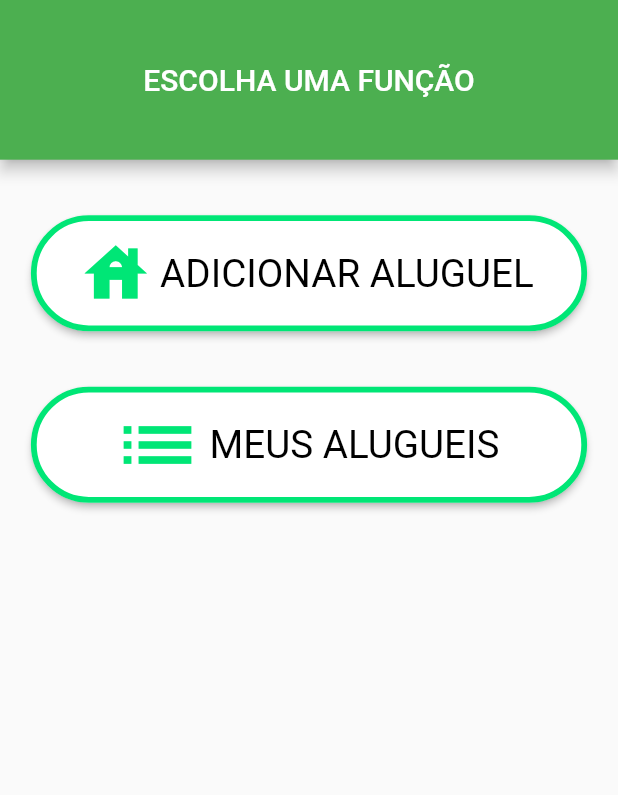
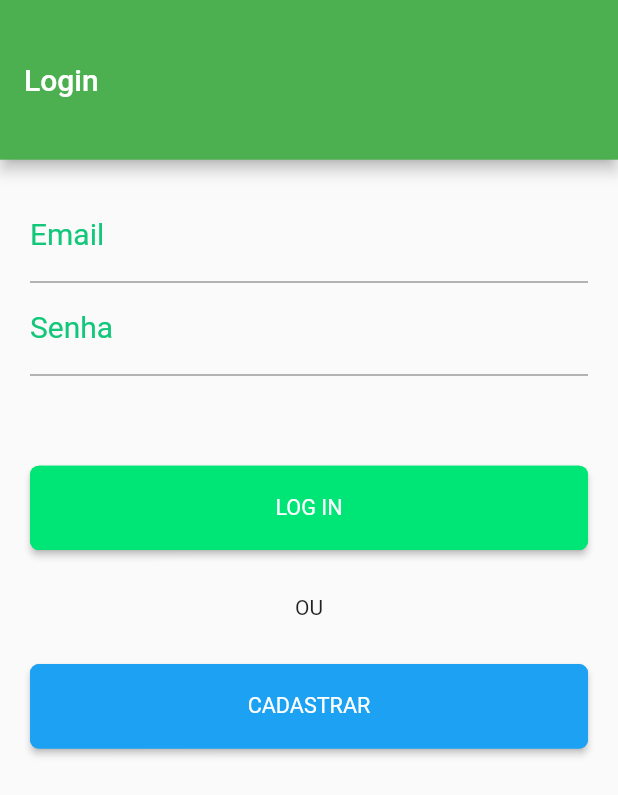
Before and after one commit to FelipeDourado0/Aluga, a Flutter app: the screen it shows after launch, on a phone screen of 412 x 824 dp. Shown: the top 795 px of the screen. Run offline on Flutter 3.47's test engine with Material 2 defaults, Android fonts, the light colour scheme and no system bars.

Commit message:
Pagina Login

```diff
--- a/lib/main.dart
+++ b/lib/main.dart
@@ -1,3 +1,4 @@
+import 'package:aluga/pages/login_page.dart';
 import 'package:flutter/material.dart';
 import 'package:aluga/pages/home.dart';
 
@@ -29,8 +30,7 @@ class MyApp extends StatelessWidget {
       title: 'Controle de Alugueis', //título da aplicação
       debugShowCheckedModeBanner: false, //Tira a Barrinha de debug da tela
       theme: ThemeData(primarySwatch: Colors.green), //Altera a cor principal
-      home:
-          const MyStatefulWidget(title: 'ESCOLHA UMA FUNÇÃO'), //título da tela
+      home: loginPage(),//título da tela
     );
   }
 }
--- /dev/null
+++ b/lib/pages/login_page.dart
@@ -0,0 +1,126 @@
+import 'package:aluga/pages/home.dart';
+import 'package:flutter/cupertino.dart';
+import 'package:flutter/material.dart';
+
+class loginPage extends StatelessWidget {
+  //const Pag3({Key? key}) : super(key: key);
+  final TextEditingController _controladorLocal = TextEditingController();
+  final TextEditingController _controladorCep = TextEditingController();
+  final TextEditingController _controladorUf = TextEditingController();
+  final TextEditingController _controladorLogradouro = TextEditingController();
+  final TextEditingController _controladorBairro = TextEditingController();
+  final TextEditingController _controladorResidencia = TextEditingController();
+  final TextEditingController _controladorId = TextEditingController();
+  @override
+  Widget build(BuildContext context) {
+    final double largura_Tela = MediaQuery.of(context).size.width;
+    final double altura_Tela = MediaQuery.of(context).size.height;
+
+    final double largura_Botao = largura_Tela * 0.365; //63,5%
+    final double altura_Botao = altura_Tela * 0.0683; //93,17%
+    final double altura_AppBar = altura_Tela * 0.1292;
+    final double margem_Lateral = largura_Tela * 0.087;
+    final double tamanho_Texto = altura_Tela * 0.0175; //98,125%
+    final double texto_Botao = altura_Tela * 0.03; //97%
+    //final double margem_Cima = altura_Tela * 0.042; //-95,8%
+    //final double margemEntreCampos = altura_Tela * 0.0261; //-97,39%
+    final ButtonStyle style =
+        ElevatedButton.styleFrom(textStyle: TextStyle(fontSize: tamanho_Texto));
+    final double redondo_Botao = 100;
+    final double grossura_Botao = altura_Botao * 0.05; //95%
+    return Scaffold(
+      appBar: AppBar(
+        title: const Text('Login'),
+        toolbarHeight:
+              altura_AppBar, // altura (da tela) - 90,625%/////////////////////////////////////////////
+      ),
+      body: Padding(
+        padding: EdgeInsets.all(20),
+        child: Column(
+          children: <Widget>[
+            TextFormField(
+              decoration: InputDecoration(
+                hintText: 'Email',
+                labelText: 'Email',
+                labelStyle: TextStyle(
+                    color: Color.fromARGB(255, 18, 199, 121), fontSize: 20),
+              ), //Local
+            ),
+            TextFormField(
+              decoration: InputDecoration(
+                hintText: 'Senha',
+                labelText: 'Senha',
+                labelStyle: TextStyle(
+                    color: Color.fromARGB(255, 18, 199, 121), fontSize: 20),
+              ), //Local
+            ),
+            const SizedBox(height: 60),
+            Container(
+              width:
+                  largura_Tela, //tem que ser determinado pelo tamanho do texto 20px e do icone 50/60 juntos
+              height: altura_Botao, //altura (da tela) - 90,625%
+              child: ElevatedButton(
+                child: const Text('LOG IN'), //aplica o texto do botão
+                style: ElevatedButton.styleFrom(
+                  //estilo dos componentes do botão
+                  onPrimary: Colors.white, // muda a cor das letras do botao
+                  primary: Color.fromARGB(255, 0, 230, 118), // muda a cor do fundo do botão
+                  shape: RoundedRectangleBorder(
+                    // arredonda as bordas
+                    borderRadius: BorderRadius.all(Radius.circular(
+                        6)), //(altura (do botão)) - 44%
+                    side: BorderSide(
+                        color: Color.fromARGB(255, 0, 230, 118),
+                        width:
+                            grossura_Botao), // coloca cor e determina a grossura da borda //(altura (do botão) - 95%)
+                  ),
+                  textStyle: TextStyle(
+                      fontSize: tamanho_Texto), //(altura (da tela)) - 96,875%
+                ),
+                onPressed: () {
+                  Navigator.push(
+                        context,
+                        MaterialPageRoute(builder: (context) => MyStatefulWidget(title: 'home',)),
+                      );
+                },
+              ),
+            ),
+            const SizedBox(height: 30),
+            const Text('OU'),
+            const SizedBox(height: 30),
+            Container(
+              width:
+                  largura_Tela, //tem que ser determinado pelo tamanho do texto 20px e do icone 50/60 juntos
+              height: altura_Botao, //altura (da tela) - 90,625%
+              child: ElevatedButton(
+                child: const Text('CADASTRAR'), //aplica o texto do botão
+                style: ElevatedButton.styleFrom(
+                  //estilo dos componentes do botão
+                  onPrimary: Colors.white, // muda a cor das letras do botao
+                  primary: Color.fromARGB(255, 29, 161, 242), // muda a cor do fundo do botão
+                  shape: RoundedRectangleBorder(
+                    // arredonda as bordas
+                    borderRadius: BorderRadius.all(Radius.circular(
+                        6)), //(altura (do botão)) - 44%
+                    side: BorderSide(
+                        color: Color.fromARGB(255, 29, 161, 242),
+                        width:
+                            grossura_Botao), // coloca cor e determina a grossura da borda //(altura (do botão) - 95%)
+                  ),
+                  textStyle: TextStyle(
+                      fontSize: tamanho_Texto), //(altura (da tela)) - 96,875%
+                ),
+                onPressed: () {
+                  Navigator.push(
+                        context,
+                        MaterialPageRoute(builder: (context) => MyStatefulWidget(title: 'home',)),
+                      );
+                },
+              ),
+            ),
+          ],
+        ),
+      ),
+    );
+  }
+}
```
